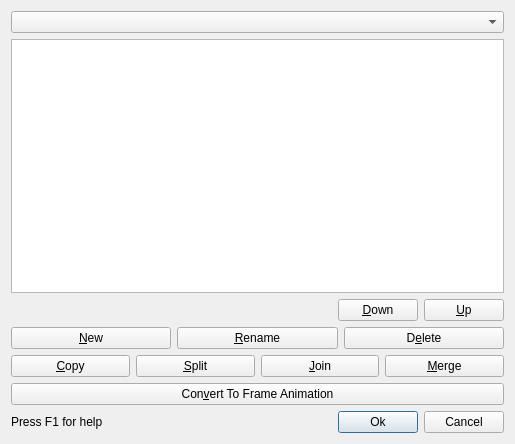
Old version of the form src/qtui/animsetwin.ui in the repository zturtleman/mm3d.
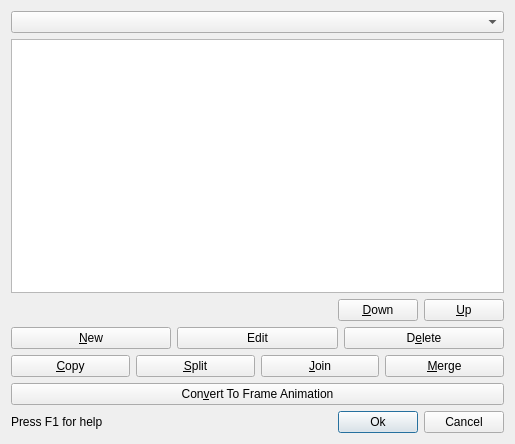
New version of the form.

```diff
--- a/src/qtui/animsetwin.ui
+++ b/src/qtui/animsetwin.ui
@@ -115,7 +115,7 @@
      <item>
       <widget class="QPushButton" name="m_renameButton">
        <property name="text">
-        <string>&amp;Rename</string>
+        <string>Edit</string>
        </property>
       </widget>
      </item>
```
Left out of the diff: 6 changed lines with no effect on the pictures.
